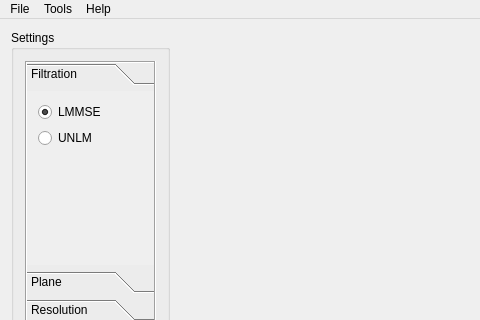
This is x64/DADM/DADM/dadm.ui in martamycielska/DADM as Qt 5 draws it before an edit; both pictures show x 0 to 480 and y 0 to 320 of the 1087 by 742 pixel window. The edited form follows.
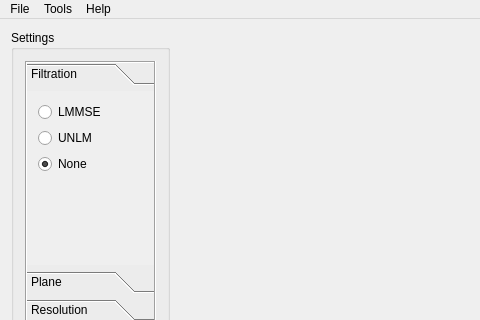
This is the edited form. The open tabs and pages were chosen to show the change. Custom widgets are drawn as their Qt base class.

Patch:
```diff
--- a/x64/DADM/DADM/dadm.ui
+++ b/x64/DADM/DADM/dadm.ui
@@ -74,7 +74,7 @@
                 <string>LMMSE</string>
                </property>
                <property name="checked">
-                <bool>true</bool>
+                <bool>false</bool>
                </property>
               </widget>
              </item>
@@ -85,6 +85,16 @@
                </property>
               </widget>
              </item>
+             <item>
+              <widget class="QRadioButton" name="NoneFiltrationRadioButton">
+               <property name="text">
+                <string>None</string>
+               </property>
+               <property name="checked">
+                <bool>true</bool>
+               </property>
+              </widget>
+             </item>
              <item>
               <spacer name="verticalSpacer_6">
                <property name="orientation">
```
Left out of the diff: 16 changed lines with no effect on the pictures.
